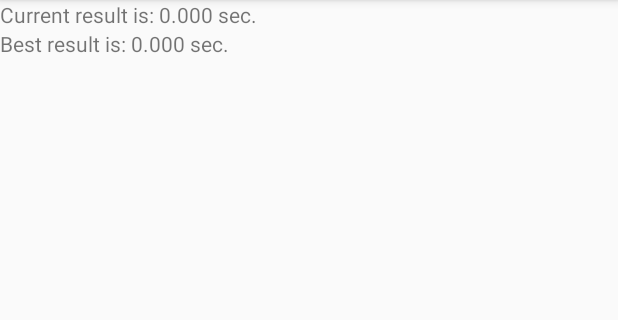
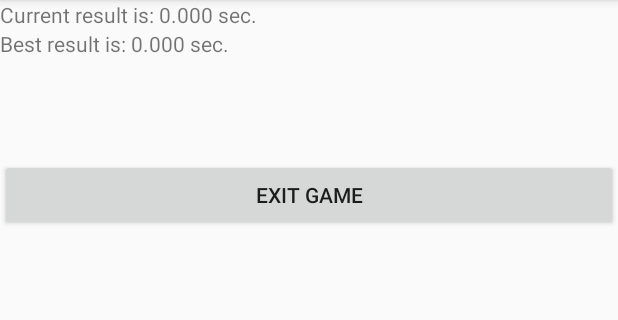
Before and after one commit to Ivanich85/TapReaction, an Android app: the ResultActivity screen opened directly, with no data from a screen before it, on a phone screen of 412 x 824 dp, the part 84-404 px from its top. Run offline under Robolectric (Android 15) with nearby library versions, the phone set to English and light mode, and no system bars.

Commit message:
Game result written and sent to main screen

```diff
--- a/app/src/main/java/com/dmitriev/ivan/tapreaction/ResultActivity.java
+++ b/app/src/main/java/com/dmitriev/ivan/tapreaction/ResultActivity.java
@@ -5,12 +5,18 @@ import android.content.Intent;
 import android.content.SharedPreferences;
 import android.support.v7.app.AppCompatActivity;
 import android.os.Bundle;
+import android.view.View;
+import android.widget.Button;
 import android.widget.TextView;
 
 public class ResultActivity extends AppCompatActivity{
 
     TextView mShowResultTextView;
     TextView mBestResultTextView;
+    TextView mDifferenceBetweenResults;
+
+    Button mNewGameButton;
+    Button mExitButton;
 
     protected static final String BEST_AVERAGE_RESULT = "BEST AVERAGE RESULT";
     protected static final String AVERAGE_RESULT_FLOAT = "average result float";
@@ -27,12 +33,28 @@ public class ResultActivity extends AppCompatActivity{
     private void initViews() {
         mShowResultTextView = (TextView) findViewById(R.id.show_result_text_view);
         mBestResultTextView = (TextView) findViewById(R.id.best_result_text_view);
+        mDifferenceBetweenResults = (TextView) findViewById(R.id.difference_between_results_text_view);
+        mNewGameButton = (Button) findViewById(R.id.main_menu_button);
+        mExitButton = (Button) findViewById(R.id.exit_button);
     }
 
     private void actionViews() {
         mShowResultTextView.setText(getText(R.string.current_result) + formattedDouble(getResult())
                 + getText(R.string.sec_for_result));
         mBestResultTextView.setText(setTextForBestResult());
+        mNewGameButton.setOnClickListener(new View.OnClickListener() {
+            @Override
+            public void onClick(View v) {
+                goToMainActivity();
+                finish();
+            }
+        });
+        mExitButton.setOnClickListener(new View.OnClickListener() {
+            @Override
+            public void onClick(View v) {
+                finish();
+            }
+        });
     }
 
     private Double getResult() {
@@ -57,30 +79,39 @@ public class ResultActivity extends AppCompatActivity{
 
     //Проверяем, лучше ли новый результат, чем предыдущий
     private boolean newBestResult(float bestResult, double currentResult, String bestAverageResult) {
-        if (bestResult != 0.0) {
+        if (bestResult != 0) {
             if (currentResult <= bestResult) {
                 savePreferences(currentResult, bestAverageResult);
+                mDifferenceBetweenResults.setText("Новый рекорд!");
             } return true;
         } else savePreferences(currentResult, bestAverageResult);
         return false;
     }
 
+    //Обновляем текст лучшего результата
     private String setTextForBestResult() {
         if (newBestResult(loadPreferences(BEST_AVERAGE_RESULT), getResult(), BEST_AVERAGE_RESULT)) {
-            return getText(R.string.best_result_is) + formattedFloat(loadPreferences(BEST_AVERAGE_RESULT))
+            return getText(R.string.best_result_is)
+                    + formattedFloat(loadPreferences(BEST_AVERAGE_RESULT))
                     + getText(R.string.sec_for_result);
         } else {
-            return getText(R.string.best_result_is) + formattedDouble(getResult())
+            return getText(R.string.best_result_is)
+                    + formattedDouble(getResult())
                     + getText(R.string.sec_for_result);
         }
     }
 
     //Сохраняем результат
-    protected double savePreferences(double bestAverageResult, String bestResult) {
+    private double savePreferences(double bestAverageResult, String bestResult) {
         SharedPreferences mBestResult = getSharedPreferences(bestResult, Context.MODE_PRIVATE);
         SharedPreferences.Editor mEditor = mBestResult.edit();
         mEditor.putFloat(AVERAGE_RESULT_FLOAT, (float)bestAverageResult);
         mEditor.apply();
         return bestAverageResult;
     }
+
+    private void goToMainActivity() {
+        Intent mGoToMainActivity = new Intent(ResultActivity.this, MainScreenActivity.class);
+        startActivity(mGoToMainActivity);
+    }
 }
--- a/app/src/main/res/layout/activity_game.xml
+++ b/app/src/main/res/layout/activity_game.xml
@@ -22,7 +22,7 @@
         android:layout_width="match_parent"
         android:layout_height="0dp"
         android:gravity="center"
-        android:layout_weight="7"
+        android:layout_weight="9"
         android:orientation="vertical"
         android:background="@drawable/mainbackround_new">
 
@@ -138,7 +138,7 @@
     <LinearLayout
         android:layout_width="match_parent"
         android:layout_height="0dp"
-        android:layout_weight="2"
+        android:layout_weight="0"
         android:orientation="vertical"
         android:gravity="center">
 
--- a/app/src/main/res/layout/activity_result.xml
+++ b/app/src/main/res/layout/activity_result.xml
@@ -17,4 +17,22 @@
         android:layout_width="match_parent"
         android:layout_height="wrap_content"/>
 
+    <TextView
+        android:id="@+id/difference_between_results_text_view"
+        android:layout_width="match_parent"
+        android:layout_height="wrap_content"/>
+
+    <Button
+        android:id="@+id/main_menu_button"
+        android:layout_width="match_parent"
+        android:layout_height="wrap_content"
+        android:text="@string/main_menu"
+        android:visibility="invisible"/>
+
+    <Button
+        android:id="@+id/exit_button"
+        android:layout_width="match_parent"
+        android:layout_height="wrap_content"
+        android:text="@string/exit_game"/>
+
 </LinearLayout>
--- a/app/src/main/res/values/strings.xml
+++ b/app/src/main/res/values/strings.xml
@@ -7,4 +7,9 @@
     <string name="start_tapping">Let`s TAP!!!</string>
     <string name="sec_for_result">" sec."</string>
     <string name="no_best_result">There is no best result enough\nBut why you don`t change it? </string>/>
+    <string name="improve_result">"Your result improved by "</string>
+    <string name="worse_result">"Your result is worse by "</string>
+    <string name="start_game">Start game</string>
+    <string name="main_menu">Main menu</string>
+    <string name="exit_game">Exit game</string>
 </resources>
```
Also changed, not shown: app/src/main/java/com/dmitriev/ivan/tapreaction/GameActivity.java (+3 -20 lines).
